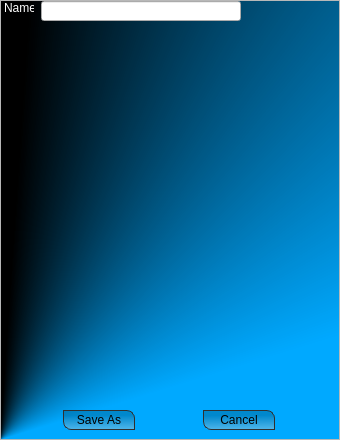
Before: the Qt Designer form bin/data/ui/ogrescripteditor.ui in realXtend/tundra, drawn with Qt 5.
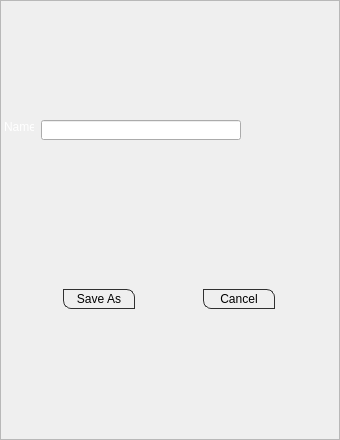
After: the same form once the commit is applied.

Commit message: *Inventory event re-factor *Added inventory and asset types and whatnots for sound files *OGRE script editor UI fix (text edit/table view is stretched correctly)

Diff of the .ui file:
```diff
--- a/bin/data/ui/ogrescripteditor.ui
+++ b/bin/data/ui/ogrescripteditor.ui
@@ -11,36 +11,39 @@
    </rect>
   </property>
   <property name="styleSheet">
-   <string>/* Containers */
+   <string>
+   /* Containers */
+    QWidget#mainWidget {
+        background-color: qconicalgradient(cx:0, cy:1, angle:277.2, stop:0.267045 rgba(0, 169, 255, 255),
+            stop:0.465909 rgba(0, 0, 0, 255));
+    }
 
-QWidget#mainWidget {
-		background-color: qconicalgradient(cx:0, cy:1, angle:277.2, stop:0.267045 rgba(0, 169, 255, 255), stop:0.465909 rgba(0, 0, 0, 255));
-}
+    QLabel {
+        color: rgb(255,255,255);
+    }
 
-QLabel {
-	color: rgb(255,255,255);
-}
+    /* QPUSHBUTTON */
+    QPushButton {
+        color: rgb(0, 0, 0);
+        min-width: 60px;
+        font-size: 12px;
+        border: 1px solid;
+        border-color: rgb(48, 48, 48);
+        border-radius: 8px;
+        border-top-left-radius: 0px;
+        border-bottom-right-radius: 0px;
+        padding: 2px 5px;
+        background-color: qlineargradient(spread:pad, x1:0.488636, y1:0.273, x2:0.511, y2:1,
+            stop:0 rgba(0, 0, 0, 50), stop:1 rgba(207, 207, 207, 100));
+    }
 
-/* QPUSHBUTTON */
-
-QPushButton {
-	color: rgb(0, 0, 0);
-	min-width: 60px;
-	font-size: 12px;
-	border: 1px solid;
-	border-color: rgb(48, 48, 48);
-	border-radius: 8px;
-	border-top-left-radius: 0px;
-	border-bottom-right-radius: 0px;
-	padding: 2px 5px;
-	background-color: qlineargradient(spread:pad, x1:0.488636, y1:0.273, x2:0.511, y2:1, stop:0 rgba(0, 0, 0, 50), stop:1 rgba(207, 207, 207, 100));
-}
-
-QPushButton:hover {
-	border-color: rgba(0, 0, 0, 255);
-	color: rgb(0,0,0);
-	background-color: qlineargradient(spread:pad, x1:0.488636, y1:0.273, x2:0.511, y2:1, stop:0 rgba(0, 169, 255, 255), stop:1 rgba(0, 0, 0, 50));
-}</string>
+    QPushButton:hover {
+        border-color: rgba(0, 0, 0, 255);
+        color: rgb(0,0,0);
+        background-color: qlineargradient(spread:pad, x1:0.488636, y1:0.273, x2:0.511, y2:1,
+            stop:0 rgba(0, 169, 255, 255), stop:1 rgba(0, 0, 0, 50));
+    }
+    </string>
   </property>
   <layout class="QHBoxLayout" name="horizontalLayout">
    <property name="spacing">
@@ -62,12 +65,14 @@
        <number>0</number>
       </property>
       <item>
+       <layout class="QVBoxLayout" name="verticalLayoutEditor">
+        <item>
        <widget class="QWidget" name="widgetName" native="true">
         <property name="enabled">
          <bool>true</bool>
         </property>
         <property name="sizePolicy">
-         <sizepolicy hsizetype="Expanding" vsizetype="Minimum">
+           <sizepolicy hsizetype="Expanding" vsizetype="Expanding">
           <horstretch>0</horstretch>
           <verstretch>0</verstretch>
          </sizepolicy>
@@ -88,7 +93,7 @@
           </rect>
          </property>
          <property name="sizePolicy">
-          <sizepolicy hsizetype="Maximum" vsizetype="Maximum">
+            <sizepolicy hsizetype="Fixed" vsizetype="Fixed">
            <horstretch>0</horstretch>
            <verstretch>0</verstretch>
           </sizepolicy>
@@ -116,15 +121,7 @@
         </widget>
        </widget>
       </item>
-      <item>
-       <widget class="QWidget" name="widgetEditor" native="true">
-        <property name="sizePolicy">
-         <sizepolicy hsizetype="Expanding" vsizetype="Preferred">
-          <horstretch>0</horstretch>
-          <verstretch>0</verstretch>
-         </sizepolicy>
-        </property>
-       </widget>
+       </layout>
       </item>
       <item>
        <widget class="QWidget" name="widgetButton" native="true">
```
Lines whose indentation alone changed are shown as unchanged. The commit also changes 13 other files.
